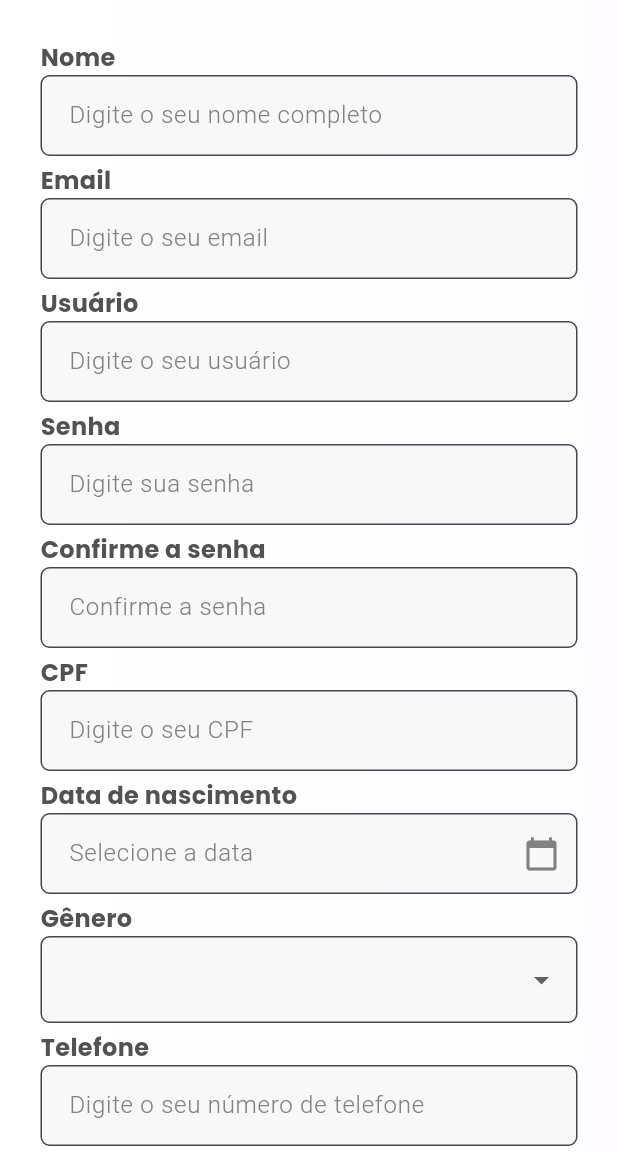
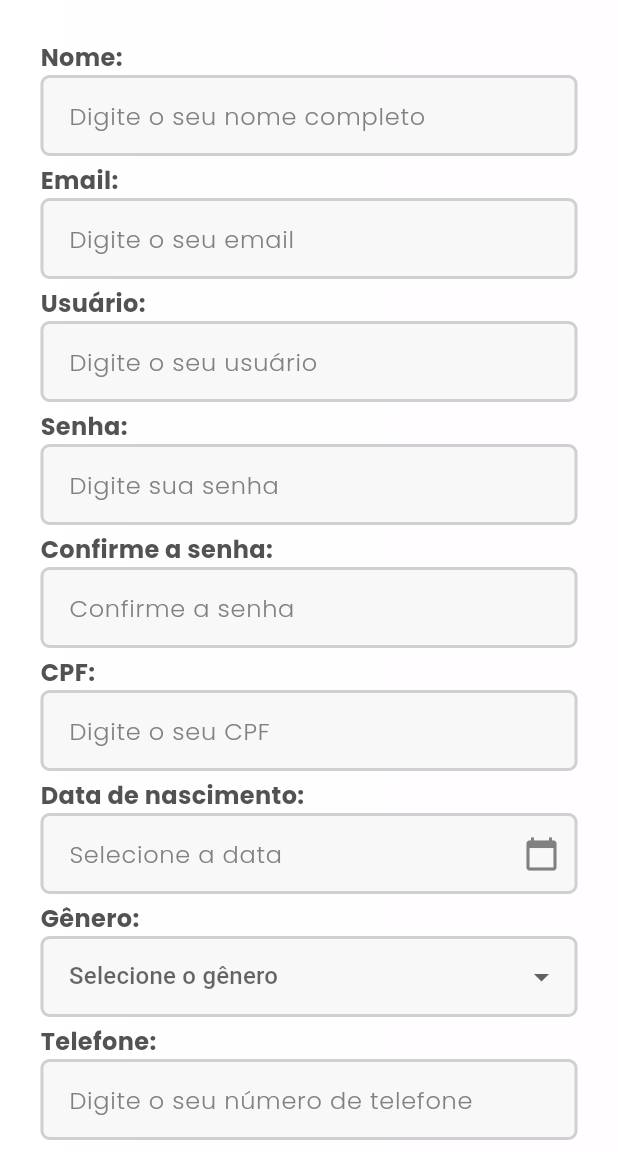
Before and after one commit to EduardoLott/opa_mobile, a Flutter app: the RegisterPage screen opened directly, on a phone screen of 412 x 824 dp, the part 84-1236 px from its top. Run offline on Flutter 3.47's test engine with Material 3 defaults, Android fonts, the phone set to English and light mode, and no system bars; our stand-ins replace google_fonts.

Commit message:
feat: Adiciona api do CEP e refatora estilo do dropdown e do Date()

```diff
--- a/lib/register_page.dart
+++ b/lib/register_page.dart
@@ -44,13 +44,17 @@ class _RegisterPageState extends State<RegisterPage> {
   String _state = '';
 
   void _updateAddress() async {
-    _cep = cepController.text;
-    final address = await CepService.fetchAddress(_cep);
+    final address = await CepService.fetchAddress(cepController.text);
     setState(() {
       _street = address['street'];
       _neighborhood = address['neighborhood'];
       _city = address['city'];
       _state = address['state'];
+
+      cityController.text = _city;
+      streetController.text = _street;
+      neighborhoodController.text = _neighborhood;
+      stateController.text = _state;
     });
   }
 
@@ -107,95 +111,95 @@ class _RegisterPageState extends State<RegisterPage> {
               children: [
                 _buildTextFormFieldWithLabel(
                   context,
-                  labelText: 'Nome',
+                  labelText: 'Nome:',
                   placeholder: 'Digite o seu nome completo',
                 ),
                 const SizedBox(height: 5),
                 _buildTextFormFieldWithLabel(
                   context,
-                  labelText: 'Email',
+                  labelText: 'Email:',
                   placeholder: 'Digite o seu email',
                 ),
                 const SizedBox(height: 5),
                 _buildTextFormFieldWithLabel(
                   context,
-                  labelText: 'Usuário',
+                  labelText: 'Usuário:',
                   placeholder: 'Digite o seu usuário',
                 ),
                 const SizedBox(height: 5),
                 _buildTextFormFieldWithLabel(
                   context,
-                  labelText: 'Senha',
+                  labelText: 'Senha:',
                   placeholder: 'Digite sua senha',
                 ),
                 const SizedBox(height: 5),
                 _buildTextFormFieldWithLabel(
                   context,
-                  labelText: 'Confirme a senha',
+                  labelText: 'Confirme a senha:',
                   placeholder: 'Confirme a senha',
                 ),
                 const SizedBox(height: 5),
                 _buildTextFormFieldWithLabel(
                   context,
-                  labelText: 'CPF',
+                  labelText: 'CPF:',
                   placeholder: 'Digite o seu CPF',
                 ),
                 const SizedBox(height: 5),
                 _buildDateInputWithLabel(
                   context,
-                  labelText: 'Data de nascimento',
+                  labelText: 'Data de nascimento:',
                 ),
                 const SizedBox(height: 5),
                 _buildGenderDropdownWithLabel(
                   context,
-                  labelText: 'Gênero',
+                  labelText: 'Gênero:',
                 ),
                 const SizedBox(height: 5),
                 _buildTextFormFieldWithLabel(
                   context,
-                  labelText: 'Telefone',
+                  labelText: 'Telefone:',
                   placeholder: 'Digite o seu número de telefone',
                 ),
                 const SizedBox(height: 5),
                 _buildTextFormFieldWithLabel(
                   context,
-                  labelText: 'CEP',
+                  labelText: 'CEP:',
                   placeholder: 'Digite o seu CEP',
                 ),
                 const SizedBox(height: 5),
                 _buildTextFormFieldWithLabel(
                   context,
-                  labelText: 'Cidade',
+                  labelText: 'Cidade:',
                   placeholder: 'Digite o nome da sua cidade',
                 ),
                 const SizedBox(height: 5),
                 _buildTextFormFieldWithLabel(
                   context,
-                  labelText: 'Bairro',
+                  labelText: 'Bairro:',
                   placeholder: 'Digite o nome do seu bairro',
                 ),
                 const SizedBox(height: 5),
                 _buildTextFormFieldWithLabel(
                   context,
-                  labelText: 'Estado',
+                  labelText: 'Estado:',
                   placeholder: 'Digite a sigla do seu estado',
                 ),
                 const SizedBox(height: 5),
                 _buildTextFormFieldWithLabel(
                   context,
-                  labelText: 'Rua',
+                  labelText: 'Rua:',
                   placeholder: 'Digite o nome da sua rua',
                 ),
                 const SizedBox(height: 5),
                 _buildTextFormFieldWithLabel(
                   context,
-                  labelText: 'Número',
+                  labelText: 'Número:',
                   placeholder: 'Digite o número da sua residência',
                 ),
                 const SizedBox(height: 5),
                 _buildTextFormFieldWithLabel(
                   context,
-                  labelText: 'Complemento',
+                  labelText: 'Complemento:',
                   placeholder: 'Digite o complemento (opcional)',
                 ),
                 const SizedBox(height: 30),
@@ -204,11 +208,15 @@ class _RegisterPageState extends State<RegisterPage> {
                   child: CupertinoButton(
                     padding: const EdgeInsets.all(17),
                     color: Colors.yellow,
-                    child: const Text(
+                    child: Text(
+                      style: GoogleFonts.poppins(
+                        textStyle: const TextStyle(
+                            color: Color(0xFF525252),
+                            fontSize: 16,
+                            fontWeight: FontWeight.bold,
+                            letterSpacing: 2.0),
+                      ),
                       'CADASTRAR',
-                      style: TextStyle(
-                        color: Colors.black,
-                      ),
                     ),
                     onPressed: () {
                       final String name = nameController.text;
@@ -337,17 +345,26 @@ class _RegisterPageState extends State<RegisterPage> {
           decoration: InputDecoration(
             contentPadding: const EdgeInsets.all(15),
             hintText: placeholder,
-            hintStyle: const TextStyle(
+            hintStyle: GoogleFonts.poppins(
+              textStyle: const TextStyle(
                 color: Color(0xFF818181),
                 fontSize: 16,
-                fontWeight: FontWeight.w300),
-            border: OutlineInputBorder(
+                fontWeight: FontWeight.w300,
+              ),
+            ),
+            enabledBorder: OutlineInputBorder(
               borderSide:
                   const BorderSide(color: Color(0xFFD0D0D0), width: 2.0),
               borderRadius: BorderRadius.circular(6),
             ),
+            focusedBorder: OutlineInputBorder(
+              borderSide: const BorderSide(
+                  color: Colors.yellow,
+                  width: 2.0), // Defina a cor amarela aqui
+              borderRadius: BorderRadius.circular(6),
+            ),
+            filled: true,
             fillColor: const Color(0xFFF8F8F8),
-            filled: true,
           ),
         ),
       ],
@@ -374,6 +391,14 @@ class _RegisterPageState extends State<RegisterPage> {
           child: AbsorbPointer(
             child: TextFormField(
               controller: birthDateController,
+              style: GoogleFonts.poppins(
+                // Definindo o estilo do texto
+                textStyle: const TextStyle(
+                  color: Color(0xFF525252), // Cor do texto após a escolha
+                  fontSize: 16,
+                  fontWeight: FontWeight.w300,
+                ),
+              ),
               decoration: InputDecoration(
                 contentPadding: const EdgeInsets.all(15),
                 hintText: 'Selecione a data',
@@ -382,15 +407,22 @@ class _RegisterPageState extends State<RegisterPage> {
                   fontSize: 16,
                   fontWeight: FontWeight.w300,
                 ),
-                border: OutlineInputBorder(
+                enabledBorder: OutlineInputBorder(
                   borderSide: const BorderSide(
                     color: Color(0xFFD0D0D0),
                     width: 2.0,
                   ),
                   borderRadius: BorderRadius.circular(6),
                 ),
+                focusedBorder: OutlineInputBorder(
+                  borderSide: const BorderSide(
+                    color: Colors.yellow,
+                    width: 2.0,
+                  ),
+                  borderRadius: BorderRadius.circular(6),
+                ),
+                filled: true,
                 fillColor: const Color(0xFFF8F8F8),
-                filled: true,
                 suffixIcon: const Icon(
                   Icons.calendar_today,
                   color: Color(0xFF818181),
@@ -417,36 +449,57 @@ class _RegisterPageState extends State<RegisterPage> {
               ),
             )),
         DropdownButtonFormField<String>(
-          value: genderController.text.isNotEmpty
-              ? genderController.text
-              : null, // Defina o valor inicial como null
+          value:
+              genderController.text.isNotEmpty ? genderController.text : null,
           onChanged: (String? value) {
             setState(() {
-              genderController.text = value ??
-                  ''; // Atualize o valor do controlador apenas quando um item é selecionado
+              genderController.text = value ?? '';
             });
           },
           decoration: InputDecoration(
-            contentPadding:
-                const EdgeInsets.symmetric(horizontal: 15, vertical: 17),
-            border: OutlineInputBorder(
-              borderRadius: BorderRadius.circular(6),
+            contentPadding: const EdgeInsets.all(15),
+            hintText:
+                'Selecione o gênero', // Adicionando um hintText para orientação do usuário
+            hintStyle: GoogleFonts.poppins(
+              textStyle: const TextStyle(
+                color: Color(0xFF818181),
+                fontSize: 16,
+                fontWeight: FontWeight.w300,
+              ),
+            ),
+            enabledBorder: OutlineInputBorder(
               borderSide:
                   const BorderSide(color: Color(0xFFD0D0D0), width: 2.0),
+              borderRadius: BorderRadius.circular(6),
             ),
+            focusedBorder: OutlineInputBorder(
+              borderSide: const BorderSide(
+                  color: Colors.yellow,
+                  width: 2.0), // Defina a cor amarela aqui
+              borderRadius: BorderRadius.circular(6),
+            ),
+            filled: true,
             fillColor: const Color(0xFFF8F8F8),
-            filled: true,
           ),
+          selectedItemBuilder: (BuildContext context) {
+            return ['Masculino', 'Feminino', 'Outro']
+                .map<Widget>((String item) {
+              return Text(
+                item,
+                style: GoogleFonts.poppins(
+                  textStyle: const TextStyle(
+                    color: Color(0xFF818181),
+                    fontSize: 16,
+                    fontWeight: FontWeight.w300,
+                  ),
+                ),
+              );
+            }).toList();
+          },
           items: ['Masculino', 'Feminino', 'Outro']
               .map((gender) => DropdownMenuItem<String>(
                     value: gender,
-                    child: Text(gender,
-                        style: GoogleFonts.poppins(
-                          textStyle: const TextStyle(
-                              color: Color(0xFF525252),
-                              fontSize: 16,
-                              fontWeight: FontWeight.w300),
-                        )),
+                    child: Text(gender),
                   ))
               .toList(),
         ),
```
